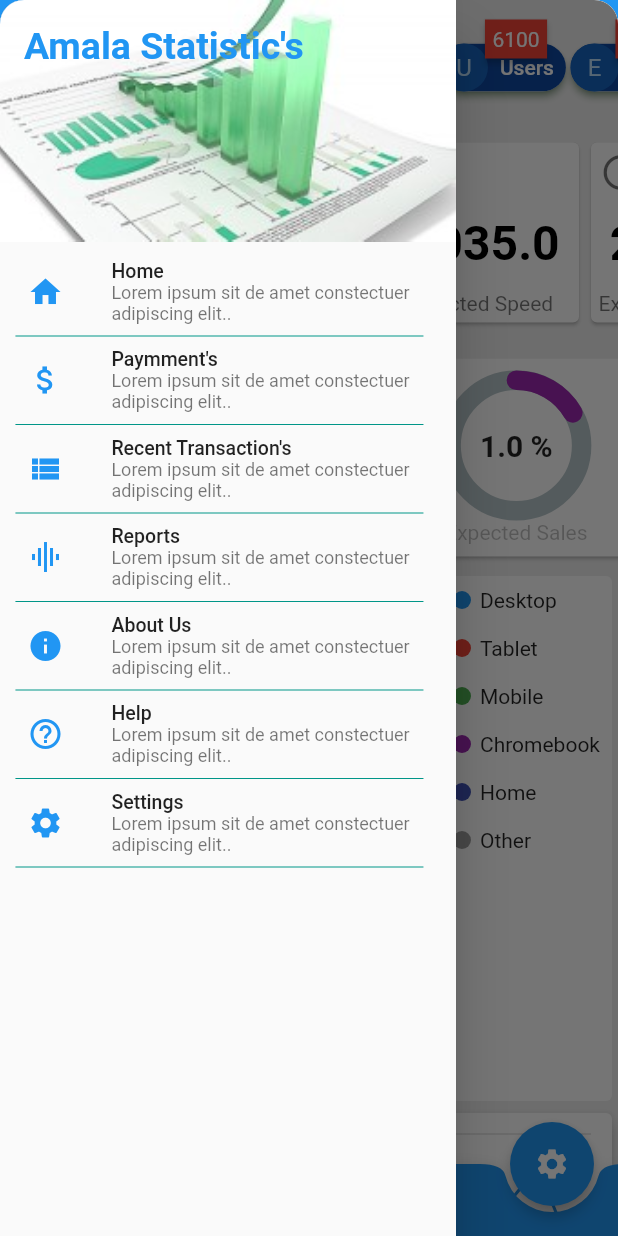
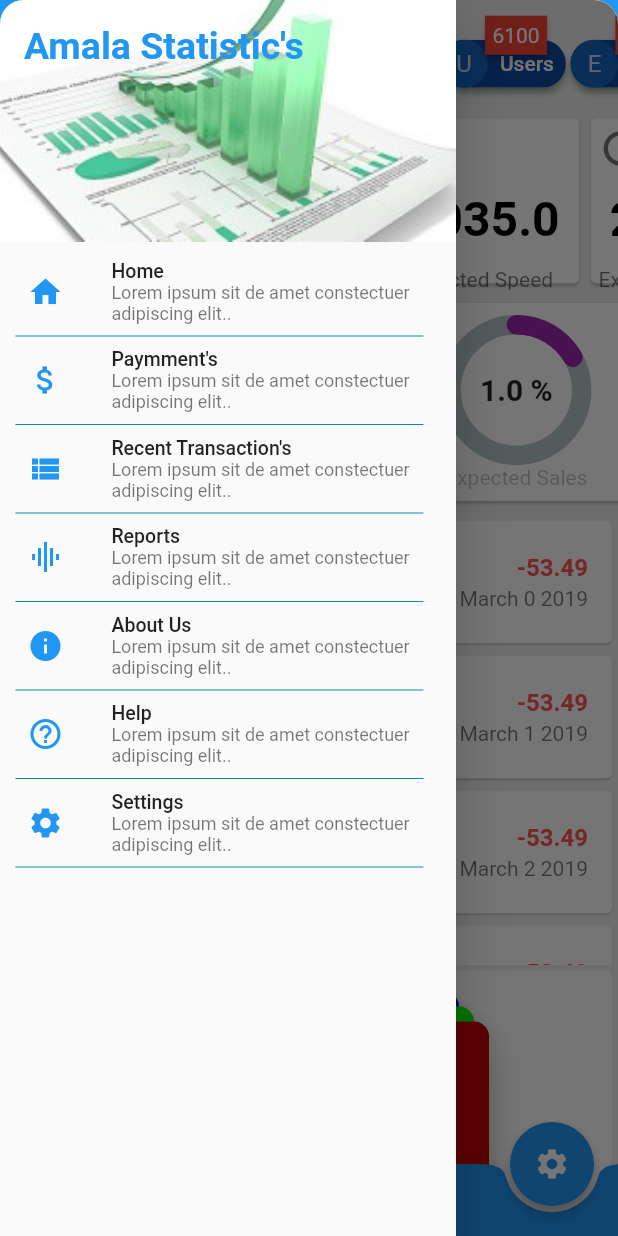
Before and after one commit to elirehema/iirc_flutter_d, a Flutter app: the MyHomeScreen screen opened directly, after a tap on the "menu" icon, on a phone screen of 412 x 824 dp. Run offline on Flutter 3.47's test engine with Material 2 defaults, Android fonts, the phone set to English and light mode, and no system bars; drawn by our look-alikes of backdrop, badges, percent_indicator; our stand-ins replace charts_flutter, connectivity, flutter_secure_storage, font_awesome_flutter; accounts and stored records are empty.

```diff
--- a/lib/screens/screen_home.dart
+++ b/lib/screens/screen_home.dart
@@ -42,8 +42,6 @@ class _HomeScreenState extends State<MyHomeScreen> {
     });
   }
 
-  static const String _lorem =
-      "Lorem ipsum sit de amet constectuer adipiscing elit..";
   final List<Widget> widgetList = <Widget>[
     GroupedStackedWeightPatternBarChart.withSampleData(),
     GaugeChartScreen.withSampleData(),
@@ -98,7 +96,7 @@ class _HomeScreenState extends State<MyHomeScreen> {
               children: <Widget>[
                 Container(
                   // Horizontal ListView
-                  height: 70,
+                  height: 65,
                   margin: const EdgeInsets.only(top: 10.0),
                   child: ListView.builder(
                     itemCount: reportTitle.length,
@@ -120,7 +118,7 @@ class _HomeScreenState extends State<MyHomeScreen> {
                 ),
                 Container(
                   // Horizontal ListView
-                  height: 150,
+                  height: 118,
 
                   child: ListView.builder(
                     itemCount: reportTitle.length,
@@ -132,10 +130,9 @@ class _HomeScreenState extends State<MyHomeScreen> {
                         alignment: Alignment.center,
                         child: DataCard(
                           'chip',
-                          icon: FontAwesomeIcons.clock,
+                          icon: FontAwesomeIcons.circleNotch,
                           title: '${(2030 * index + 10) / index}',
                           subTitle: 'Expected Speed ',
-
                         ),
                       );
                     },
@@ -164,18 +161,102 @@ class _HomeScreenState extends State<MyHomeScreen> {
                     },
                   ),
                 ),
+                Container(
+                  height: 300,
+                  color: colors.backgroundColor,
+                  child: ListView.builder(
+                      itemCount: reportTitle.length,
+                      scrollDirection: Axis.vertical,
+                      itemBuilder: (context, index) {
+                        return Container(
+                          width: null,
+                          margin: const EdgeInsets.all(0.0),
+                          alignment: Alignment.center,
+                          child: Card(
+                            elevation: 0.5,
+                            child: mTransactions('transaction_widget',
+                            mDataDate: 'March $index 2019',
+                            mDataInfo: '-53.49',
+                            mTitle: 'Sony PlayStation ',
+                            subTitle: 'FIFA 2022 Game',),
+                          )
+                        );
+                      }),
+                ),
                 Card(
                     elevation: 0.0,
                     child: SizedBox(
                       height: 350,
-                      child: BucketingAxisScatterPlotChart.withSampleData(),
+                      child: Stack(
+                        alignment: Alignment.center,
+                        children: <Widget>[
+                          Positioned(
+                            top: 10,
+                            child: Card(
+                              elevation: 4,
+                              color: Color.fromARGB(255, 0, 0, 255),
+                              shape: RoundedRectangleBorder(
+                                  borderRadius: BorderRadius.circular(10)),
+                              child: Container(
+                                width: 200,
+                                height: 300,
+                              ),
+                            ),
+                          ),
+                          Positioned(
+                            top: 20,
+                            child: Card(
+                              elevation: 8,
+                              color: Color.fromARGB(255, 0, 255, 0),
+                              shape: RoundedRectangleBorder(
+                                  borderRadius: BorderRadius.circular(10)),
+                              child: Container(
+                                width: 220,
+                                height: 300,
+                              ),
+                            ),
+                          ),
+                          Positioned(
+                            top: 30,
+                            child: Card(
+                              elevation: 12,
+                              color: Color.fromARGB(255, 200, 0, 0),
+                              shape: RoundedRectangleBorder(
+                                  borderRadius: BorderRadius.circular(10)),
+                              child: Container(
+                                width: 240,
+                                height: 300,
+                              ),
+                            ),
+                          )
+                        ],
+                      ),
                     )),
-                Card(
-                    elevation: 4.0,
-                    child: SizedBox(
-                      height: 350,
-                      child: NonzeroBoundMeasureAxis.withSampleData(),
-                    )),
+                Container(
+                  height: 200,
+                    child: ListView(
+                      padding: const EdgeInsets.all(10.0),
+                      children: <Widget>[
+                        LinearProgressWidget('',
+                          iconData: FontAwesomeIcons.user,
+                          linear_percent: 0.5,
+                          title: 'Flutter 1.0 Launch',
+                          subTitle: 'Flutter continues to its horizons.',
+                          author: 'Dash',
+                          publishDate: 'Dec 28',
+                          readDuration: '5 mins',
+                        ),
+                        LinearProgressWidget('',
+                          iconData: FontAwesomeIcons.circleNotch,
+                          linear_percent: 0.8,
+                          title: 'Flutter 1.2 release ',
+                          subTitle: 'Flutter once  updates.',
+                          author: 'Flutter',
+                          publishDate: 'Feb 26',
+                          readDuration: '12 mins',
+                        ),
+                      ],
+                    ),),
               ],
             ),
           ),
@@ -184,12 +265,13 @@ class _HomeScreenState extends State<MyHomeScreen> {
          * Navigation Drawer start here
          * **/
         drawer: Drawer(
-         child: mDrawerLayout(),
+          child: mDrawerLayout(),
         ),
         /**
          * Bottom navigation  start here **/
         bottomNavigationBar: AppBottomAppBar(
           'floating_action_button',
+
           child: new Row(
             mainAxisSize: MainAxisSize.max,
             children: <Widget>[
--- a/lib/utils/colors.dart
+++ b/lib/utils/colors.dart
@@ -1,5 +1,6 @@
 import 'dart:ui';
 import 'package:flutter/material.dart';
+import 'package:flutter/material.dart' as prefix0;
 
 Color colorCurve = Color.fromRGBO(97, 10, 165, 0.8);
 Color colorCurveSecondary = Color.fromRGBO(97, 10, 155, 0.6);
@@ -17,3 +18,18 @@ Color bucketDialogueUserColor = Colors.red;
 Color disabledTextColour = Colors.black54;
 Color placeHolderColor = Colors.black26;
 Color dividerColor = Colors.black26;
+
+
+class Loginsty with Login ,Signup{
+
+}
+
+mixin Login{
+    List data = [
+      prefix0.TextStyle(),
+    ];
+}
+
+mixin Signup {
+
+}
--- a/lib/widgets/index.dart
+++ b/lib/widgets/index.dart
@@ -18,3 +18,5 @@ export './widget_listile.dart';
 export './widget_data_cards.dart';
 export './widget_percentage.dart';
 export './widget_drawer_layout.dart';
+export './widget_transactions.dart';
+export './widget_bottom_progressbar.dart';
--- /dev/null
+++ b/lib/widgets/widget_bottom_progressbar.dart
@@ -0,0 +1,188 @@
+import 'package:flutter/cupertino.dart';
+import 'package:flutter/material.dart';
+import 'package:percent_indicator/percent_indicator.dart';
+import 'package:font_awesome_flutter/font_awesome_flutter.dart';
+
+class LinearProgressWidget extends StatefulWidget {
+  final String mTitle, mDataInfo, mDataDate;
+  final String subTitle;
+  final IconData iconData;
+  final Widget thumbnail;
+  final String title;
+  final String user;
+  final int viewCount;
+  final String publishDate;
+  final String readDuration;
+  final String author;
+  final double linear_percent;
+
+  LinearProgressWidget(
+    String s, {
+    Key key,
+    this.iconData,
+    this.mTitle,
+    this.subTitle,
+    this.mDataDate,
+    this.mDataInfo,
+    this.title,
+    this.thumbnail,
+    this.user,
+    this.viewCount,
+    this.author,
+    this.publishDate,
+    this.readDuration,
+    this.linear_percent,
+  }) : super(key: key);
+
+  State<StatefulWidget> createState() => _ProgressWidgetState();
+}
+
+class _ProgressWidgetState extends State<LinearProgressWidget> {
+  @override
+  Widget build(BuildContext context) {
+    return Padding(
+      padding: const EdgeInsets.symmetric(vertical: 5.0),
+      child: SizedBox(
+        height: 100,
+        child: Container(
+          padding: const EdgeInsets.all(5.0),
+          color: Colors.white,
+          child: Row(
+            crossAxisAlignment: CrossAxisAlignment.start,
+            children: <Widget>[
+              AspectRatio(
+                aspectRatio: 0.8,
+                child: Container(
+                  child: CircleAvatar(
+                    radius: 10,
+                    backgroundColor: Colors.black,
+                    child: Icon(widget.iconData),
+                  ),
+                ),
+              ),
+              Expanded(
+                child: Padding(
+                  padding: const EdgeInsets.fromLTRB(20.0, 0.0, 2.0, 0.0),
+                  child: _ArticleDescription(
+                    title: widget.title,
+                    subtitle: widget.subTitle,
+                    author: widget.author,
+                    publishDate: widget.publishDate,
+                    readDuration: widget.readDuration,
+                    percentage: widget.linear_percent,
+                  ),
+                ),
+              )
+            ],
+          ),
+        ),
+      ),
+    );
+  }
+}
+
+class _ArticleDescription extends StatelessWidget {
+  _ArticleDescription({
+    Key key,
+    this.title,
+    this.subtitle,
+    this.author,
+    this.publishDate,
+    this.readDuration,
+    this.percentage,
+  }) : super(key: key);
+
+  final String title;
+  final String subtitle;
+  final String author;
+  final String publishDate;
+  final String readDuration;
+  final double percentage;
+
+  @override
+  Widget build(BuildContext context) {
+    return Column(
+      crossAxisAlignment: CrossAxisAlignment.start,
+      children: <Widget>[
+        Expanded(
+          flex: 2,
+          child: Column(
+            crossAxisAlignment: CrossAxisAlignment.start,
+            mainAxisAlignment: MainAxisAlignment.center,
+            children: <Widget>[
+              Row(
+                children: <Widget>[
+                  Expanded(
+                    flex: 3,
+                    child: ListTile(
+                      title: Text(
+                        title,
+                        style: TextStyle(fontWeight: FontWeight.bold),
+                      ),
+                      subtitle: Text(subtitle),
+                    ),
+                  ),
+                  Expanded(
+                    flex: 2,
+                    child: ListTile(
+                      title: Text(
+                        "53.49",
+                        textAlign: TextAlign.end,
+                        style: TextStyle(
+                            color: Colors.redAccent,
+                            fontWeight: FontWeight.bold),
+                      ),
+                      subtitle: Text(
+                        "23.67",
+                        textAlign: TextAlign.end,
+                      ),
+                    ),
+                  ),
+                ],
+              ),
+              const Padding(padding: EdgeInsets.only(bottom: 2.0)),
+              LinearPercentIndicator(
+                lineHeight: 6.0,
+                percent: percentage,
+                animation: true,
+                backgroundColor: Colors.lightGreenAccent,
+                progressColor: Colors.deepPurple,
+              ),
+            ],
+          ),
+        ),
+        /*Expanded(
+          flex: 1,
+          child: Column(
+            crossAxisAlignment: CrossAxisAlignment.start,
+            mainAxisAlignment: MainAxisAlignment.end,
+            children: <Widget>[
+
+              Text(
+                '$author',
+                style: const TextStyle(
+                  fontSize: 12.0,
+                  color: Colors.black87,
+                ),
+              ),
+              Text(
+                '$publishDate · $readDuration ★',
+                style: const TextStyle(
+                  fontSize: 12.0,
+                  color: Colors.black54,
+                ),
+              ),
+              LinearPercentIndicator(
+                lineHeight: 6.0,
+                percent: percentage,
+                animation: true,
+                backgroundColor: Colors.lightGreenAccent,
+                progressColor: Colors.deepPurple,
+              ),
+            ],
+          ),
+        ),*/
+      ],
+    );
+  }
+}
--- a/lib/widgets/widget_percentage.dart
+++ b/lib/widgets/widget_percentage.dart
@@ -33,7 +33,7 @@ class _PercentageWidgetState extends State<CircularPercentage> {
   @override
   Widget build(BuildContext context) {
     Screen size = Screen(MediaQuery.of(context).size);
-
+  Loginsty   l  = Loginsty();
 
     return new Card(
       elevation: widget.mElevetion,
--- /dev/null
+++ b/lib/widgets/widget_transactions.dart
@@ -0,0 +1,64 @@
+import 'package:amala_statistics/utils/utils.dart';
+import 'package:flutter/material.dart';
+import 'package:amala_statistics/utils/colors.dart' as colors;
+import 'package:font_awesome_flutter/font_awesome_flutter.dart';
+
+class mTransactions extends StatefulWidget {
+  final String mTitle, mDataInfo, mDataDate;
+  final String subTitle;
+  final IconData iconData;
+
+  const mTransactions(
+    String s, {
+        Key key,
+      this.iconData,
+        this.mTitle,
+        this.subTitle,
+        this.mDataDate,
+        this.mDataInfo,
+
+  }) : super(key: key);
+
+  @override
+  State<StatefulWidget> createState() => _TransactionsWidgetState();
+}
+
+class _TransactionsWidgetState extends State<mTransactions> {
+  @override
+  Widget build(BuildContext context) {
+    Screen size = Screen(MediaQuery.of(context).size);
+    return Padding(
+        padding: const EdgeInsets.symmetric(vertical: 5.0),
+      child: Row(
+          children: <Widget>[
+        Expanded(
+          flex: 3,
+            child: ListTile(
+              leading: new CircleAvatar(
+                radius: 30,
+
+                backgroundColor: Colors.white,
+                child: new Icon(FontAwesomeIcons.chartBar, color: Colors.pinkAccent,),
+              ),
+              title: Text(
+                widget.mTitle,
+                style: TextStyle(fontWeight: FontWeight.bold),
+              ),
+              subtitle: Text(widget.subTitle),
+            ),
+
+        ),
+        Expanded(
+          flex: 2,
+
+            child: ListTile(
+              title: Text(widget.mDataInfo,textAlign: TextAlign.end,style: TextStyle(color: Colors.redAccent, fontWeight: FontWeight.bold),),
+              subtitle: Text(widget.mDataDate,textAlign: TextAlign.end,),
+            ),
+
+
+        )
+      ])
+    );
+  }
+}
```
Also changed, not shown: images/beckground.png (added), lib/screens/ChartScreens/index.dart (line endings or trailing spaces).
